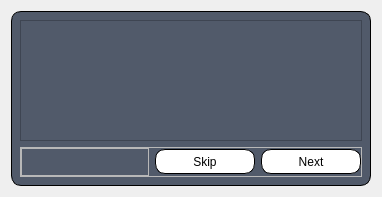
Before: the Qt Designer form ui/popUpGuide.ui in frankyiu/fyp_ANNBuilder, drawn with Qt 5.
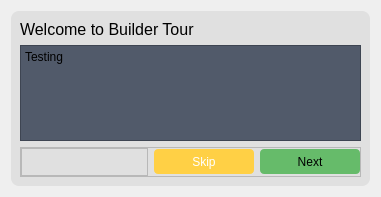
After: the same form once the commit is applied.

```diff
--- a/ui/popUpGuide.ui
+++ b/ui/popUpGuide.ui
@@ -6,7 +6,7 @@
    <rect>
     <x>0</x>
     <y>0</y>
-    <width>382</width>
+    <width>381</width>
     <height>197</height>
    </rect>
   </property>
@@ -21,15 +21,33 @@
     <widget class="QWidget" name="widget" native="true">
      <property name="styleSheet">
       <string notr="true">QWidget#widget{
-border: 1px solid;
-border-radius: 10px;
-background-color: rgb(81, 90, 106);
+                                 border-radius: 8px;
+
+	background-color: rgb(224, 224, 224);
 }
 </string>
      </property>
      <layout class="QVBoxLayout" name="verticalLayout_2">
+      <item>
+       <widget class="QLabel" name="label">
+        <property name="font">
+         <font>
+          <family>Segoe UI</family>
+          <pointsize>12</pointsize>
+         </font>
+        </property>
+        <property name="text">
+         <string>Welcome to Builder Tour</string>
+        </property>
+       </widget>
+      </item>
       <item>
        <widget class="QTextBrowser" name="textBrowser">
+        <property name="font">
+         <font>
+          <family>Segoe UI</family>
+         </font>
+        </property>
         <property name="styleSheet">
          <string notr="true">background-color: rgb(81, 90, 106);</string>
         </property>
@@ -37,8 +55,8 @@
          <string>&lt;!DOCTYPE HTML PUBLIC &quot;-//W3C//DTD HTML 4.0//EN&quot; &quot;http://www.w3.org/TR/REC-html40/strict.dtd&quot;&gt;
 &lt;html&gt;&lt;head&gt;&lt;meta name=&quot;qrichtext&quot; content=&quot;1&quot; /&gt;&lt;style type=&quot;text/css&quot;&gt;
 p, li { white-space: pre-wrap; }
-&lt;/style&gt;&lt;/head&gt;&lt;body style=&quot; font-family:'PMingLiU'; font-size:9pt; font-weight:400; font-style:normal;&quot;&gt;
-&lt;p style=&quot;-qt-paragraph-type:empty; margin-top:0px; margin-bottom:0px; margin-left:0px; margin-right:0px; -qt-block-indent:0; text-indent:0px;&quot;&gt;&lt;br /&gt;&lt;/p&gt;&lt;/body&gt;&lt;/html&gt;</string>
+&lt;/style&gt;&lt;/head&gt;&lt;body style=&quot; font-family:'Segoe UI'; font-size:9pt; font-weight:400; font-style:normal;&quot;&gt;
+&lt;p style=&quot; margin-top:0px; margin-bottom:0px; margin-left:0px; margin-right:0px; -qt-block-indent:0; text-indent:0px;&quot;&gt;&lt;span style=&quot; font-family:'PMingLiU';&quot;&gt;Testing&lt;/span&gt;&lt;/p&gt;&lt;/body&gt;&lt;/html&gt;</string>
         </property>
        </widget>
       </item>
@@ -50,13 +68,6 @@
           <height>30</height>
          </size>
         </property>
-        <property name="styleSheet">
-         <string notr="true">QPushButton{
-	border-radius: 10px;
-	border: 1px solid;
-	background-color:rgb(255, 255, 255)
-}</string>
-        </property>
         <property name="frameShape">
          <enum>QFrame::StyledPanel</enum>
         </property>
@@ -106,10 +117,37 @@
            <property name="palette">
             <palette>
              <active>
+              <colorrole role="WindowText">
+               <brush brushstyle="SolidPattern">
+                <color alpha="255">
+                 <red>255</red>
+                 <green>255</green>
+                 <blue>255</blue>
+                </color>
+               </brush>
+              </colorrole>
               <colorrole role="Button">
                <brush brushstyle="SolidPattern">
                 <color alpha="255">
                  <red>255</red>
+                 <green>208</green>
+                 <blue>69</blue>
+                </color>
+               </brush>
+              </colorrole>
+              <colorrole role="Text">
+               <brush brushstyle="SolidPattern">
+                <color alpha="255">
+                 <red>255</red>
+                 <green>255</green>
+                 <blue>255</blue>
+                </color>
+               </brush>
+              </colorrole>
+              <colorrole role="ButtonText">
+               <brush brushstyle="SolidPattern">
+                <color alpha="255">
+                 <red>255</red>
                  <green>255</green>
                  <blue>255</blue>
                 </color>
@@ -119,8 +157,8 @@
                <brush brushstyle="SolidPattern">
                 <color alpha="255">
                  <red>255</red>
-                 <green>255</green>
-                 <blue>255</blue>
+                 <green>208</green>
+                 <blue>69</blue>
                 </color>
                </brush>
               </colorrole>
@@ -128,17 +166,44 @@
                <brush brushstyle="SolidPattern">
                 <color alpha="255">
                  <red>255</red>
-                 <green>255</green>
-                 <blue>255</blue>
+                 <green>208</green>
+                 <blue>69</blue>
                 </color>
                </brush>
               </colorrole>
              </active>
              <inactive>
+              <colorrole role="WindowText">
+               <brush brushstyle="SolidPattern">
+                <color alpha="255">
+                 <red>255</red>
+                 <green>255</green>
+                 <blue>255</blue>
+                </color>
+               </brush>
+              </colorrole>
               <colorrole role="Button">
                <brush brushstyle="SolidPattern">
                 <color alpha="255">
                  <red>255</red>
+                 <green>208</green>
+                 <blue>69</blue>
+                </color>
+               </brush>
+              </colorrole>
+              <colorrole role="Text">
+               <brush brushstyle="SolidPattern">
+                <color alpha="255">
+                 <red>255</red>
+                 <green>255</green>
+                 <blue>255</blue>
+                </color>
+               </brush>
+              </colorrole>
+              <colorrole role="ButtonText">
+               <brush brushstyle="SolidPattern">
+                <color alpha="255">
+                 <red>255</red>
                  <green>255</green>
                  <blue>255</blue>
                 </color>
@@ -148,8 +213,8 @@
                <brush brushstyle="SolidPattern">
                 <color alpha="255">
                  <red>255</red>
-                 <green>255</green>
-                 <blue>255</blue>
+                 <green>208</green>
+                 <blue>69</blue>
                 </color>
                </brush>
               </colorrole>
@@ -157,17 +222,44 @@
                <brush brushstyle="SolidPattern">
                 <color alpha="255">
                  <red>255</red>
-                 <green>255</green>
-                 <blue>255</blue>
+                 <green>208</green>
+                 <blue>69</blue>
                 </color>
                </brush>
               </colorrole>
              </inactive>
              <disabled>
+              <colorrole role="WindowText">
+               <brush brushstyle="SolidPattern">
+                <color alpha="255">
+                 <red>255</red>
+                 <green>255</green>
+                 <blue>255</blue>
+                </color>
+               </brush>
+              </colorrole>
               <colorrole role="Button">
                <brush brushstyle="SolidPattern">
                 <color alpha="255">
                  <red>255</red>
+                 <green>208</green>
+                 <blue>69</blue>
+                </color>
+               </brush>
+              </colorrole>
+              <colorrole role="Text">
+               <brush brushstyle="SolidPattern">
+                <color alpha="255">
+                 <red>255</red>
+                 <green>255</green>
+                 <blue>255</blue>
+                </color>
+               </brush>
+              </colorrole>
+              <colorrole role="ButtonText">
+               <brush brushstyle="SolidPattern">
+                <color alpha="255">
+                 <red>255</red>
                  <green>255</green>
                  <blue>255</blue>
                 </color>
@@ -177,8 +269,8 @@
                <brush brushstyle="SolidPattern">
                 <color alpha="255">
                  <red>255</red>
-                 <green>255</green>
-                 <blue>255</blue>
+                 <green>208</green>
+                 <blue>69</blue>
                 </color>
                </brush>
               </colorrole>
@@ -186,8 +278,8 @@
                <brush brushstyle="SolidPattern">
                 <color alpha="255">
                  <red>255</red>
-                 <green>255</green>
-                 <blue>255</blue>
+                 <green>208</green>
+                 <blue>69</blue>
                 </color>
                </brush>
               </colorrole>
@@ -199,6 +291,11 @@
              <family>Segoe UI</family>
             </font>
            </property>
+           <property name="styleSheet">
+            <string notr="true">border-radius: 4px;
+background-color: rgb(255,208,69);
+color: rgb(255,255,255);</string>
+           </property>
            <property name="text">
             <string>Skip</string>
            </property>
@@ -223,6 +320,10 @@
              <family>Segoe UI</family>
             </font>
            </property>
+           <property name="styleSheet">
+            <string notr="true">border-radius: 4px;
+background-color: rgb(102, 187, 106);</string>
+           </property>
            <property name="text">
             <string>Next</string>
            </property>
```
